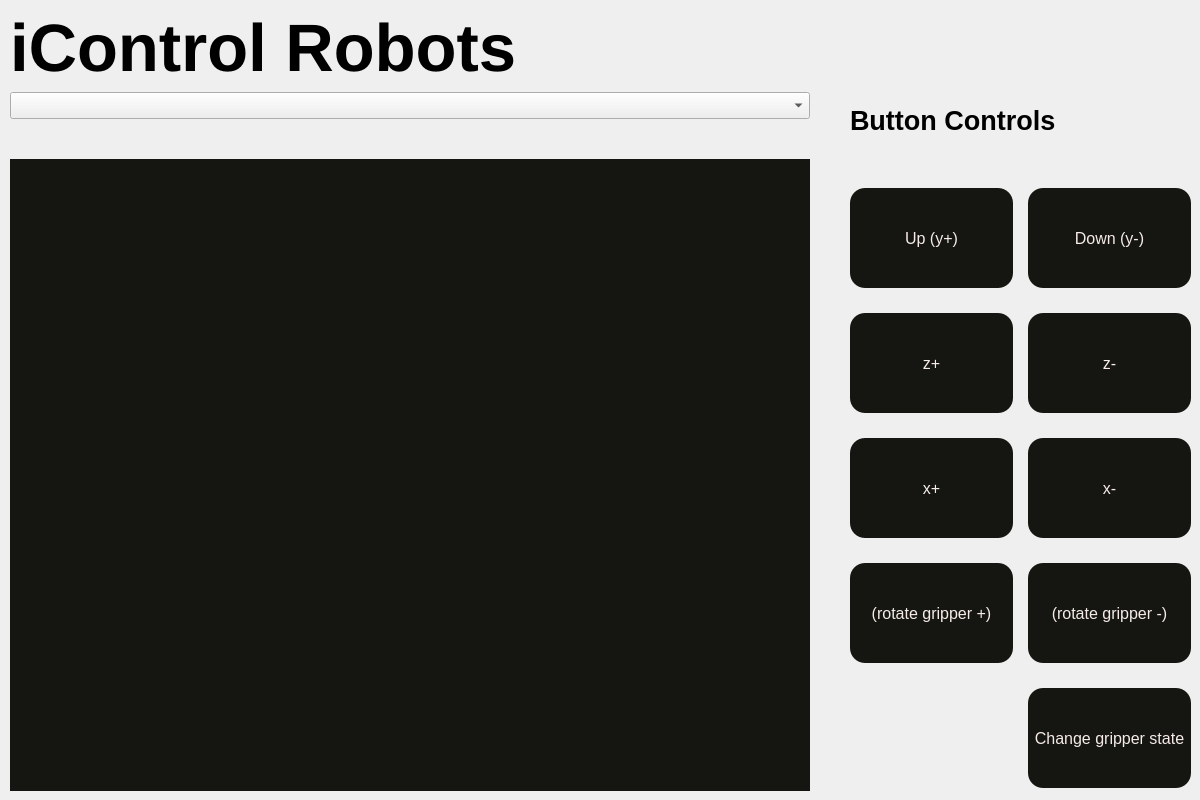
Before: the Qt Designer form draftGUI.ui in Garrett-R16/DE-GUI, drawn with Qt 5.
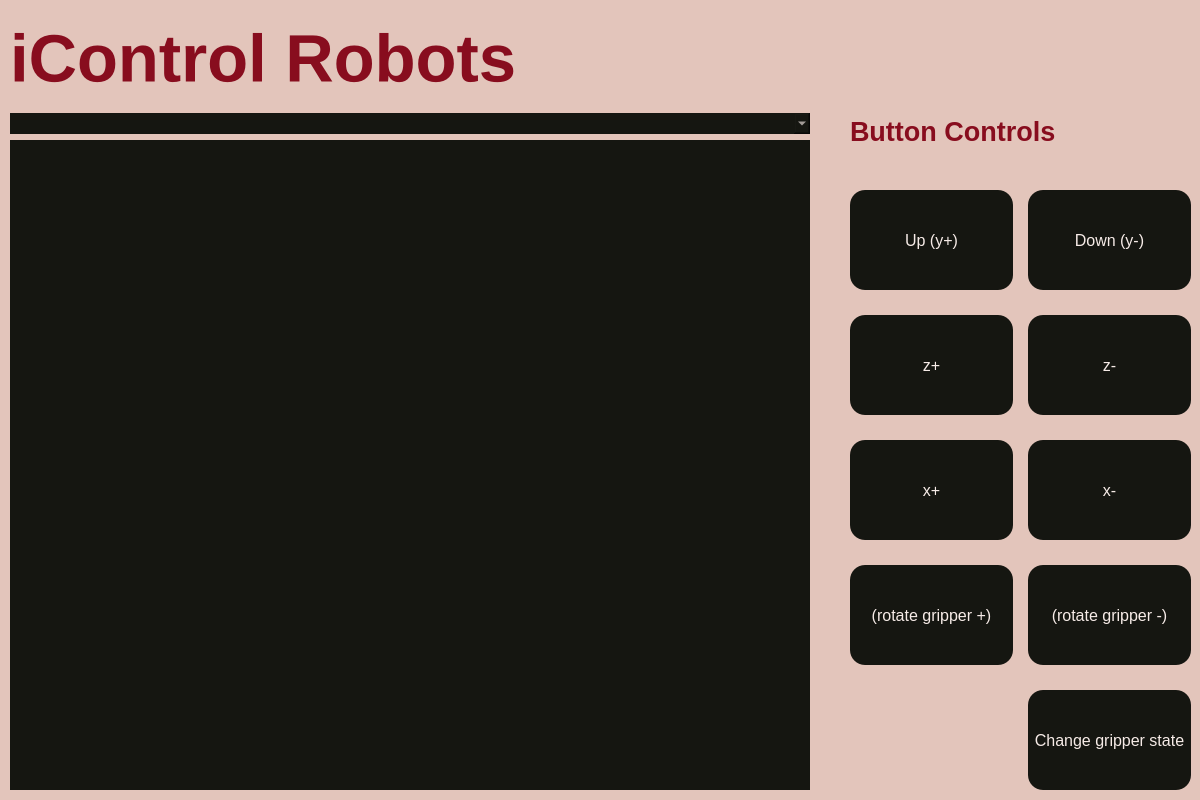
After: the same form once the commit is applied.

Commit message: added time tracking to button presses

Diff of the .ui file:
```diff
--- a/draftGUI.ui
+++ b/draftGUI.ui
@@ -43,9 +43,9 @@
      <colorrole role="Button">
       <brush brushstyle="SolidPattern">
        <color alpha="255">
-        <red>37</red>
-        <green>41</green>
-        <blue>28</blue>
+        <red>227</red>
+        <green>197</green>
+        <blue>187</blue>
        </color>
       </brush>
      </colorrole>
@@ -115,18 +115,18 @@
      <colorrole role="Base">
       <brush brushstyle="SolidPattern">
        <color alpha="255">
-        <red>0</red>
-        <green>0</green>
-        <blue>0</blue>
+        <red>227</red>
+        <green>197</green>
+        <blue>187</blue>
        </color>
       </brush>
      </colorrole>
      <colorrole role="Window">
       <brush brushstyle="SolidPattern">
        <color alpha="255">
-        <red>37</red>
-        <green>41</green>
-        <blue>28</blue>
+        <red>227</red>
+        <green>197</green>
+        <blue>187</blue>
        </color>
       </brush>
      </colorrole>
@@ -189,9 +189,9 @@
      <colorrole role="Button">
       <brush brushstyle="SolidPattern">
        <color alpha="255">
-        <red>37</red>
-        <green>41</green>
-        <blue>28</blue>
+        <red>227</red>
+        <green>197</green>
+        <blue>187</blue>
        </color>
       </brush>
      </colorrole>
@@ -261,18 +261,18 @@
      <colorrole role="Base">
       <brush brushstyle="SolidPattern">
        <color alpha="255">
-        <red>0</red>
-        <green>0</green>
-        <blue>0</blue>
+        <red>227</red>
+        <green>197</green>
+        <blue>187</blue>
        </color>
       </brush>
      </colorrole>
      <colorrole role="Window">
       <brush brushstyle="SolidPattern">
        <color alpha="255">
-        <red>37</red>
-        <green>41</green>
-        <blue>28</blue>
+        <red>227</red>
+        <green>197</green>
+        <blue>187</blue>
        </color>
       </brush>
      </colorrole>
@@ -335,9 +335,9 @@
      <colorrole role="Button">
       <brush brushstyle="SolidPattern">
        <color alpha="255">
-        <red>37</red>
-        <green>41</green>
-        <blue>28</blue>
+        <red>227</red>
+        <green>197</green>
+        <blue>187</blue>
        </color>
       </brush>
      </colorrole>
@@ -407,18 +407,18 @@
      <colorrole role="Base">
       <brush brushstyle="SolidPattern">
        <color alpha="255">
-        <red>37</red>
-        <green>41</green>
-        <blue>28</blue>
+        <red>227</red>
+        <green>197</green>
+        <blue>187</blue>
        </color>
       </brush>
      </colorrole>
      <colorrole role="Window">
       <brush brushstyle="SolidPattern">
        <color alpha="255">
-        <red>37</red>
-        <green>41</green>
-        <blue>28</blue>
+        <red>227</red>
+        <green>197</green>
+        <blue>187</blue>
        </color>
       </brush>
      </colorrole>
@@ -477,10 +477,11 @@
    <string>MainWindow</string>
   </property>
   <property name="autoFillBackground">
-   <bool>true</bool>
+   <bool>false</bool>
   </property>
   <property name="styleSheet">
-   <string notr="true"/>
+   <string notr="true">background-color: #E3C5BB;
+</string>
   </property>
   <widget class="QWidget" name="centralwidget">
    <property name="sizePolicy">
@@ -495,29 +496,123 @@
      <height>800</height>
     </size>
    </property>
+   <property name="palette">
+    <palette>
+     <active>
+      <colorrole role="Button">
+       <brush brushstyle="SolidPattern">
+        <color alpha="255">
+         <red>227</red>
+         <green>197</green>
+         <blue>187</blue>
+        </color>
+       </brush>
+      </colorrole>
+      <colorrole role="Base">
+       <brush brushstyle="SolidPattern">
+        <color alpha="255">
+         <red>227</red>
+         <green>197</green>
+         <blue>187</blue>
+        </color>
+       </brush>
+      </colorrole>
+      <colorrole role="Window">
+       <brush brushstyle="SolidPattern">
+        <color alpha="255">
+         <red>227</red>
+         <green>197</green>
+         <blue>187</blue>
+        </color>
+       </brush>
+      </colorrole>
+     </active>
+     <inactive>
+      <colorrole role="Button">
+       <brush brushstyle="SolidPattern">
+        <color alpha="255">
+         <red>227</red>
+         <green>197</green>
+         <blue>187</blue>
+        </color>
+       </brush>
+      </colorrole>
+      <colorrole role="Base">
+       <brush brushstyle="SolidPattern">
+        <color alpha="255">
+         <red>227</red>
+         <green>197</green>
+         <blue>187</blue>
+        </color>
+       </brush>
+      </colorrole>
+      <colorrole role="Window">
+       <brush brushstyle="SolidPattern">
+        <color alpha="255">
+         <red>227</red>
+         <green>197</green>
+         <blue>187</blue>
+        </color>
+       </brush>
+      </colorrole>
+     </inactive>
+     <disabled>
+      <colorrole role="Button">
+       <brush brushstyle="SolidPattern">
+        <color alpha="255">
+         <red>227</red>
+         <green>197</green>
+         <blue>187</blue>
+        </color>
+       </brush>
+      </colorrole>
+      <colorrole role="Base">
+       <brush brushstyle="SolidPattern">
+        <color alpha="255">
+         <red>227</red>
+         <green>197</green>
+         <blue>187</blue>
+        </color>
+       </brush>
+      </colorrole>
+      <colorrole role="Window">
+       <brush brushstyle="SolidPattern">
+        <color alpha="255">
+         <red>227</red>
+         <green>197</green>
+         <blue>187</blue>
+        </color>
+       </brush>
+      </colorrole>
+     </disabled>
+    </palette>
+   </property>
    <property name="autoFillBackground">
-    <bool>true</bool>
+    <bool>false</bool>
    </property>
    <property name="styleSheet">
-    <string notr="true">QPushButton {
+    <string notr="true">QPushButton, QComboBox {
 	background-color: #151611;
 	color: #F6EBE7;
     border-width: 10px;
 	border-radius: 15px; 
 }
+
+QLabel {
+	color: #880D1E;
+}
+
 QPushButton:hover{
     translateY(-5px);
-}
-
-centralwidget  {background-color: rgb(37, 41, 28);}</string>
+}</string>
    </property>
-   <widget class="QWidget" name="">
+   <widget class="QWidget" name="layoutWidget">
     <property name="geometry">
      <rect>
       <x>10</x>
       <y>10</y>
       <width>1181</width>
-      <height>781</height>
+      <height>780</height>
      </rect>
     </property>
     <layout class="QVBoxLayout" name="verticalLayout_2">
@@ -547,6 +642,9 @@
        </property>
        <item>
         <layout class="QVBoxLayout" name="verticalLayout_3">
+         <property name="spacing">
+          <number>6</number>
+         </property>
          <item>
           <widget class="QComboBox" name="comboCamera">
            <property name="font">
@@ -561,7 +659,7 @@
            <property name="minimumSize">
             <size>
              <width>800</width>
-             <height>700</height>
+             <height>650</height>
             </size>
            </property>
            <property name="styleSheet">
```
The commit also changes 2 other files.
